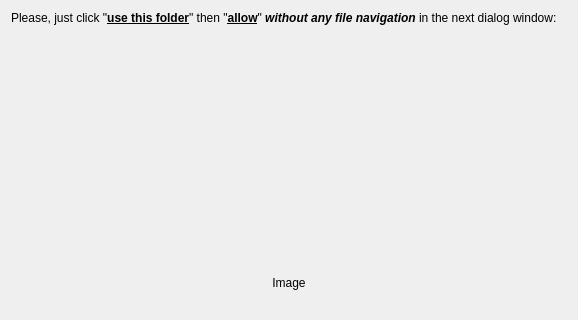
Before: the Qt Designer form safaccessdialog.ui in salieff/es_mod_installer, drawn with Qt 5; both pictures show x 0 to 578 and y 0 to 320 of the 578 by 574 pixel window.
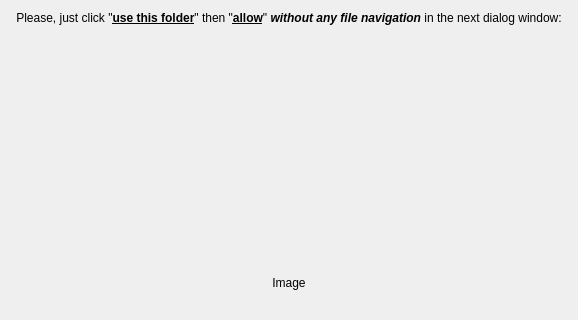
After: the same form once the commit is applied.

Patch:
```diff
--- a/safaccessdialog.ui
+++ b/safaccessdialog.ui
@@ -20,7 +20,7 @@
       <string>&lt;html&gt;&lt;head/&gt;&lt;body&gt;&lt;p&gt;Please, just click &amp;quot;&lt;span style=&quot; font-weight:700; text-decoration: underline;&quot;&gt;use this folder&lt;/span&gt;&amp;quot; then &amp;quot;&lt;span style=&quot; font-weight:700; text-decoration: underline;&quot;&gt;allow&lt;/span&gt;&amp;quot; &lt;span style=&quot; font-weight:700; font-style:italic;&quot;&gt;without any file navigation&lt;/span&gt; in the next dialog window:&lt;/p&gt;&lt;/body&gt;&lt;/html&gt;</string>
      </property>
      <property name="alignment">
-      <set>Qt::AlignBottom|Qt::AlignLeading|Qt::AlignLeft</set>
+      <set>Qt::AlignBottom|Qt::AlignHCenter</set>
      </property>
      <property name="wordWrap">
       <bool>true</bool>
```
